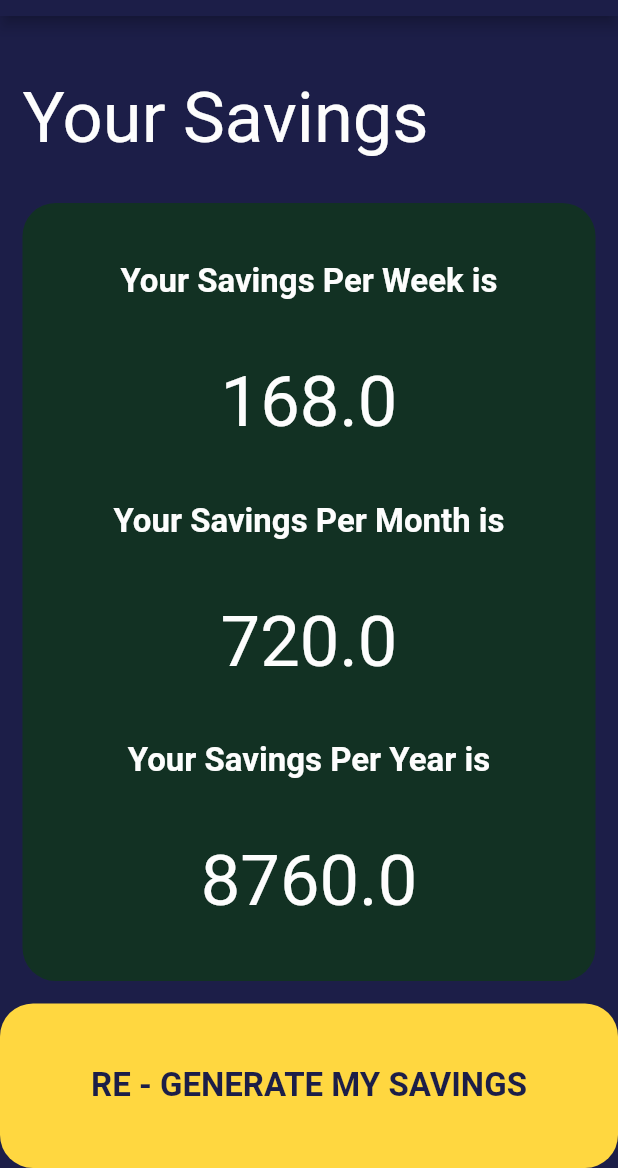
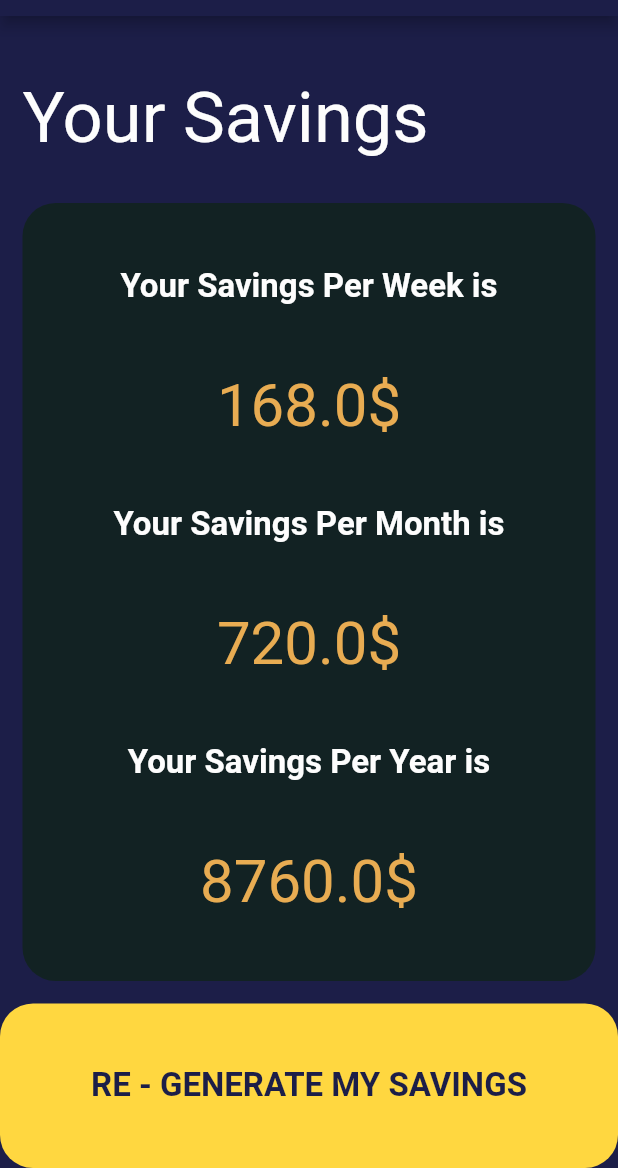
Before and after one commit to PranithhKotamraju/smokefree_cal, a Flutter app: the screen it shows after launch, after a tap on "GENERATE THE SAVINGS", on a phone screen of 412 x 824 dp, the part 68-1236 px from its top. Run offline on Flutter 3.47's test engine with Material 2 defaults, Android fonts, the phone set to English and light mode, and no system bars; our stand-ins replace font_awesome_flutter.

Commit message:
Result page updated

```diff
--- a/lib/components/constants.dart
+++ b/lib/components/constants.dart
@@ -14,3 +14,7 @@ const kBottomButtonTextStyle = TextStyle(
 const kNumberTextStyle = TextStyle(
 
   color: Color(0XFFFDFDFD),fontSize: 47,fontWeight: FontWeight.normal,);
+
+const kResultTextStyle = TextStyle(
+
+  color: Color(0XFFE8AC52),fontSize: 40,fontWeight: FontWeight.normal,);
--- a/lib/pages/resultPage.dart
+++ b/lib/pages/resultPage.dart
@@ -36,17 +36,35 @@ class ResultPage extends StatelessWidget {
             Expanded(
               flex: 5,
               child: ReusableCard(
-                colour: Color(0XFF123123),
+                colour: Color(0XFF122223),
                 widget: Column(
                   mainAxisAlignment: MainAxisAlignment.spaceEvenly,
                   crossAxisAlignment: CrossAxisAlignment.center,
                   children: [
                     Text("Your Savings Per Week is",style: kAppBarTextStyle,),
-                    Text(weekResult,style: kNumberTextStyle,),
+                    Row(
+                      mainAxisAlignment: MainAxisAlignment.center,
+                      children: [
+                        Text(weekResult ,style: kResultTextStyle,),
+                        Text('\$' ,style: kResultTextStyle,),
+                      ],
+                    ),
                     Text("Your Savings Per Month is",style: kAppBarTextStyle,),
-                    Text(monthResult,style: kNumberTextStyle,),
+                    Row(
+                      mainAxisAlignment: MainAxisAlignment.center,
+                      children: [
+                        Text(monthResult ,style: kResultTextStyle,),
+                        Text('\$' ,style: kResultTextStyle,),
+                      ],
+                    ),
                     Text("Your Savings Per Year is",style: kAppBarTextStyle,),
-                    Text(yearResult,style: kNumberTextStyle,),
+                    Row(
+                      mainAxisAlignment: MainAxisAlignment.center,
+                      children: [
+                        Text(yearResult ,style: kResultTextStyle,),
+                        Text('\$' ,style: kResultTextStyle,),
+                      ],
+                    ),
 
 
 
```
